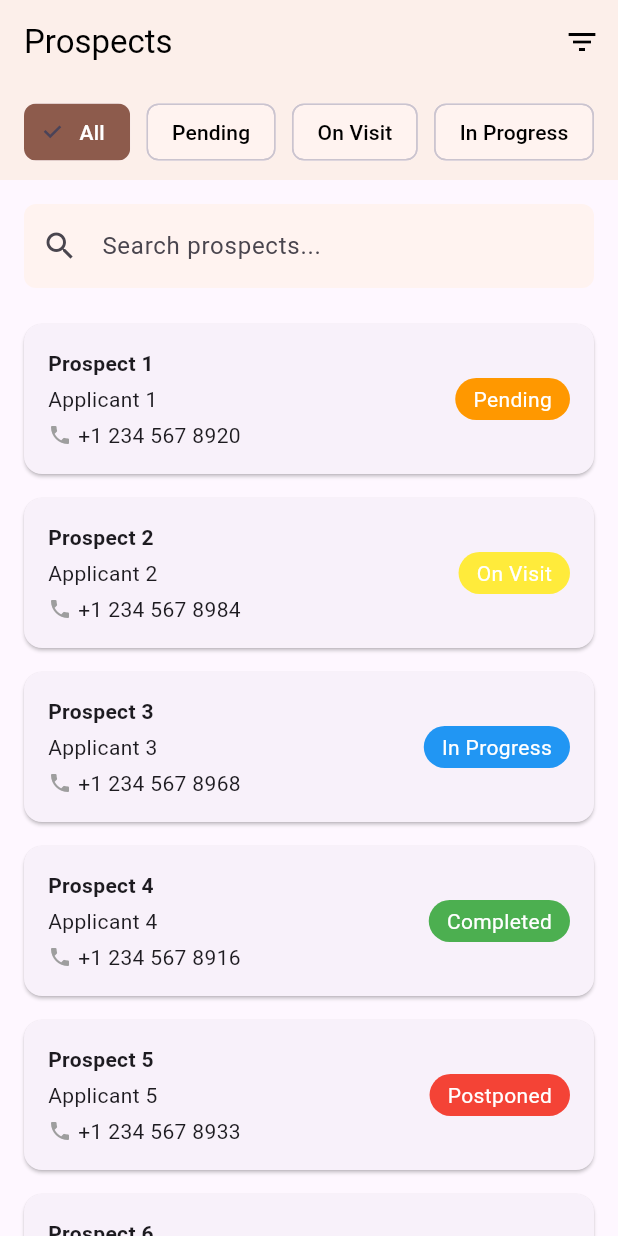
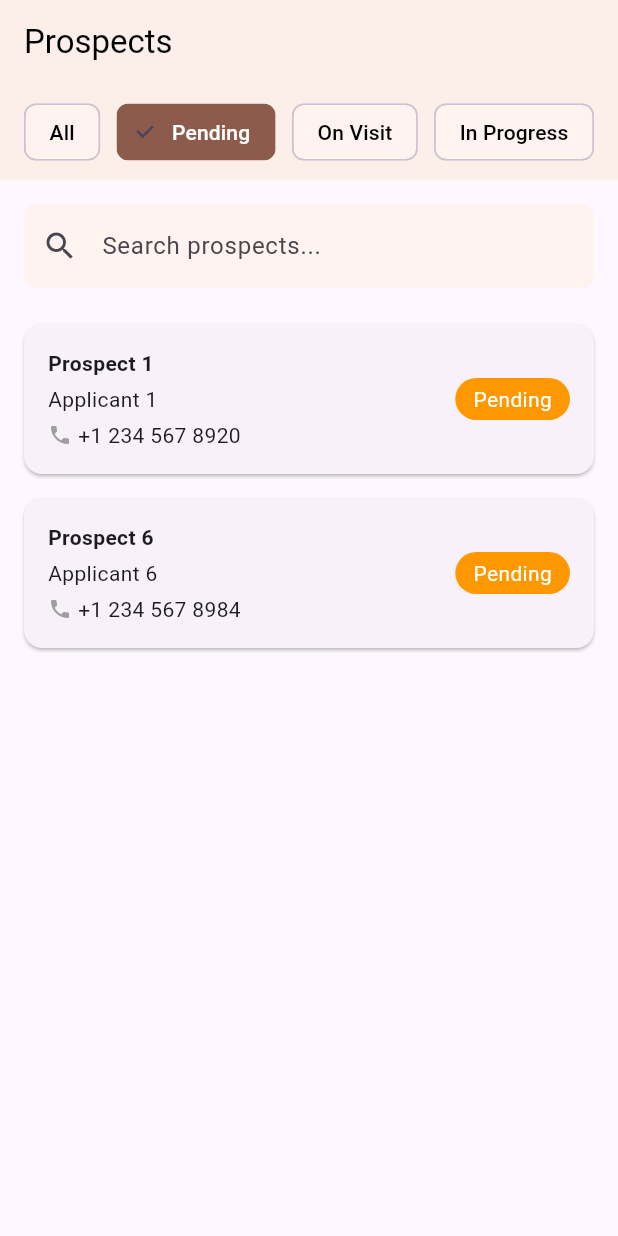
Before and after one commit to lakshmanachimata/fverify_app, a Flutter app: the ProspectsView screen opened directly, after a tap on "Pending", on a phone screen of 412 x 824 dp. Run offline on Flutter 3.47's test engine with Material 3 defaults, Android fonts, the phone set to English and light mode, and no system bars.

Commit message:
added prospect detail page

```diff
--- a/lib/screens/prospect.dart
+++ b/lib/screens/prospect.dart
@@ -5,14 +5,13 @@ import 'package:provider/provider.dart';
 
 class ProspectView extends StatelessWidget {
   final ProspectModel prospectModel;
+
   const ProspectView({super.key, required this.prospectModel});
 
   @override
   Widget build(BuildContext context) {
     final viewModel = Provider.of<ProspectViewModel>(context);
-    return ChangeNotifierProvider(
-      create: (_) => ProspectViewModel(),
-      child: Scaffold(
+    return Scaffold(
       appBar: AppBar(
         title: Text("Prospect Details"),
         leading: IconButton(
@@ -105,10 +104,7 @@ class ProspectView extends StatelessWidget {
               label: "Role of applicant",
               onChanged: viewModel.updateRole,
             ),
-              _buildTextField(
-                label: "EMP ID",
-                onChanged: viewModel.updateEmpId,
-              ),
+            _buildTextField(label: "EMP ID", onChanged: viewModel.updateEmpId),
             _buildTextField(
               label: "Previous experience",
               onChanged: viewModel.updatePreviousExperience,
@@ -125,9 +121,8 @@ class ProspectView extends StatelessWidget {
               label: "Net salary",
               keyboardType: TextInputType.number,
               onChanged:
-                    (value) => viewModel.updateNetSalary(
-                      double.tryParse(value) ?? 0.0,
-                    ),
+                  (value) =>
+                      viewModel.updateNetSalary(double.tryParse(value) ?? 0.0),
             ),
             SizedBox(height: 16),
             Text(
@@ -158,7 +153,6 @@ class ProspectView extends StatelessWidget {
             SizedBox(height: 16),
             _buildActionButtons(viewModel),
           ],
-          ),
         ),
       ),
     );
--- a/lib/screens/prospects.dart
+++ b/lib/screens/prospects.dart
@@ -1,48 +1,63 @@
 import 'package:cak_verify/models/prospectmodel.dart';
 import 'package:cak_verify/screens/prospect.dart';
-import 'package:cak_verify/utils.dart';
-import 'package:cak_verify/viewmodel/prospectvm.dart';
+import 'package:cak_verify/viewmodel/prospectsvm.dart';
 import 'package:flutter/material.dart';
 import 'package:provider/provider.dart';
+
+import '../viewmodel/prospectvm.dart';
 
 class ProspectsView extends StatelessWidget {
   const ProspectsView({super.key});
 
   @override
   Widget build(BuildContext context) {
-    List<ProspectModel> prospects = generateRandomProspects();
     return ChangeNotifierProvider(
-      create: (_) => ProspectViewModel(),
+      create: (_) => ProspectsViewModel()..fetchProspects(),
       child: Scaffold(
         appBar: AppBar(
           backgroundColor: Color(0xFFFCEFEA),
           elevation: 0,
           title: Text('Prospects', style: TextStyle(color: Colors.black)),
-          actions: [
-            IconButton(
-              icon: Icon(Icons.filter_list, color: Colors.black),
-              onPressed: () {},
         ),
-          ],
-        ),
-        body: Column(
+        body: Consumer<ProspectsViewModel>(
+          builder: (context, viewModel, child) {
+            return Column(
               children: [
+                // Filter Chips
                 Container(
                   color: Color(0xFFFCEFEA),
                   padding: EdgeInsets.symmetric(vertical: 8, horizontal: 16),
                   child: Row(
                     mainAxisAlignment: MainAxisAlignment.spaceBetween,
                     children: [
-                  _buildFilterChip('All', true),
-                  _buildFilterChip('Pending', false),
-                  _buildFilterChip('On Visit', false),
-                  _buildFilterChip('In Progress', false),
+                      _buildFilterChip(
+                        'All',
+                        viewModel.selectedFilter == 'All',
+                        viewModel,
+                      ),
+                      _buildFilterChip(
+                        'Pending',
+                        viewModel.selectedFilter == 'Pending',
+                        viewModel,
+                      ),
+                      _buildFilterChip(
+                        'On Visit',
+                        viewModel.selectedFilter == 'On Visit',
+                        viewModel,
+                      ),
+                      _buildFilterChip(
+                        'In Progress',
+                        viewModel.selectedFilter == 'In Progress',
+                        viewModel,
+                      ),
                     ],
                   ),
                 ),
+                // Search Box
                 Padding(
                   padding: const EdgeInsets.all(16.0),
                   child: TextField(
+                    onChanged: viewModel.updateSearchQuery,
                     decoration: InputDecoration(
                       hintText: 'Search prospects...',
                       prefixIcon: Icon(Icons.search),
@@ -55,25 +70,31 @@ class ProspectsView extends StatelessWidget {
                     ),
                   ),
                 ),
+                // ListView
                 Expanded(
                   child: ListView.builder(
-                itemCount:
-                    prospects.length, // Replace with ViewModel data length
+                    itemCount: viewModel.filteredProspects.length,
                     itemBuilder: (context, index) {
                       return _buildProspectCard(
-                    prospects[index], // Replace with ViewModel logic
+                        viewModel.filteredProspects[index],
                         context,
                       );
                     },
                   ),
                 ),
               ],
+            );
+          },
         ),
       ),
     );
   }
 
-  Widget _buildFilterChip(String label, bool isSelected) {
+  Widget _buildFilterChip(
+    String label,
+    bool isSelected,
+    ProspectsViewModel viewModel,
+  ) {
     return ChoiceChip(
       label: Text(label),
       selected: isSelected,
@@ -81,18 +102,24 @@ class ProspectsView extends StatelessWidget {
       backgroundColor: Color(0xFFFFF3F0),
       labelStyle: TextStyle(color: isSelected ? Colors.white : Colors.black),
       onSelected: (selected) {
-        // Handle filter selection using ViewModel
+        viewModel.updateFilter(label);
       },
     );
   }
 
-  Widget _buildProspectCard(ProspectModel prosect, BuildContext context) {
+  Widget _buildProspectCard(ProspectModel prospect, BuildContext context) {
     return GestureDetector(
       onTap: () {
         Navigator.push(
           context,
           MaterialPageRoute(
-            builder: (context) => ProspectView(prospectModel: prosect),
+            builder:
+                (context) => ChangeNotifierProvider(
+                  create:
+                      (_) =>
+                          ProspectViewModel()..initializeWithProspect(prospect),
+                  child: ProspectView(prospectModel: prospect),
+                ),
           ),
         );
       },
@@ -107,17 +134,17 @@ class ProspectsView extends StatelessWidget {
                 crossAxisAlignment: CrossAxisAlignment.start,
                 children: [
                   Text(
-                    prosect.prospectId!,
+                    prospect.prospectId!,
                     style: TextStyle(fontWeight: FontWeight.bold),
                   ),
                   SizedBox(height: 4),
-                  Text(prosect.applicantName!),
+                  Text(prospect.applicantName!),
                   SizedBox(height: 4),
                   Row(
                     children: [
                       Icon(Icons.phone, size: 16, color: Colors.grey),
                       SizedBox(width: 4),
-                      Text(prosect.mobileNumber!),
+                      Text(prospect.mobileNumber!),
                     ],
                   ),
                 ],
@@ -125,11 +152,11 @@ class ProspectsView extends StatelessWidget {
               Container(
                 padding: EdgeInsets.symmetric(horizontal: 12, vertical: 4),
                 decoration: BoxDecoration(
-                  color: _getStatusColor(prosect.status!),
+                  color: _getStatusColor(prospect.status!),
                   borderRadius: BorderRadius.circular(16),
                 ),
                 child: Text(
-                  prosect.status!,
+                  prospect.status!,
                   style: TextStyle(color: Colors.white),
                 ),
               ),
--- /dev/null
+++ b/lib/services/prospectsvc.dart
@@ -0,0 +1,58 @@
+// lib/services/prospect_service.dart
+import 'dart:math';
+
+import '../models/prospectmodel.dart';
+
+class ProspectService {
+  List<ProspectModel> fetchProspects() {
+    final random = Random();
+    final genders = ['Male', 'Female', 'Other'];
+    final employmentTypes = ['Employee', 'Business'];
+
+    return List.generate(10, (index) {
+      ProspectModel prospectModel = ProspectModel(
+        prospectId: 'Prospect ${index + 1}',
+        applicantName: 'Applicant ${index + 1}',
+        mobileNumber: '+1 234 567 89${random.nextInt(100)}',
+        gender: genders[random.nextInt(genders.length)],
+        age: 20 + random.nextInt(30),
+        residentialAddress: 'Address ${index + 1}, City ${random.nextInt(100)}',
+        yearsOfStay: random.nextInt(20),
+        numberOfFamilyMembers: 1 + random.nextInt(5),
+        referenceName: 'Reference ${index + 1}',
+        referenceRelation: 'Relation ${index + 1}',
+        referenceMobile: '+1 987 654 32${random.nextInt(100)}',
+        employmentType: employmentTypes[random.nextInt(employmentTypes.length)],
+        officeAddress: 'Office Address ${index + 1}',
+        yearsInCurrentOffice: random.nextInt(10),
+        role: 'Role ${index + 1}',
+        empId: 'EMP${random.nextInt(1000)}',
+        previousExperience: '${random.nextInt(10)} years',
+        grossSalary: 50000 + random.nextDouble() * 50000,
+        netSalary: 40000 + random.nextDouble() * 40000,
+        colleagueName: 'Colleague ${index + 1}',
+        colleagueDesignation: 'Designation ${index + 1}',
+        colleagueMobile: '+1 456 789 12${random.nextInt(100)}',
+        status: _getStatus(index),
+        uploadedImages: List.generate(
+          random.nextInt(5),
+          (i) => 'https://example.com/image${index + 1}_${i + 1}.jpg',
+        ),
+        remarks: 'Remarks for applicant ${index + 1}',
+      );
+      return prospectModel;
+    });
+  }
+
+  String _getStatus(int index) {
+    // Replace with ViewModel logic
+    const statuses = [
+      'Pending',
+      'On Visit',
+      'In Progress',
+      'Completed',
+      'Postponed',
+    ];
+    return statuses[index % statuses.length];
+  }
+}
--- a/lib/utils.dart
+++ /dev/null
@@ -1,55 +0,0 @@
-import 'dart:math';
-
-import 'package:cak_verify/models/prospectmodel.dart';
-
-List<ProspectModel> generateRandomProspects() {
-  final random = Random();
-  final genders = ['Male', 'Female', 'Other'];
-  final employmentTypes = ['Employee', 'Business'];
-
-  return List.generate(10, (index) {
-    ProspectModel prospectModel = ProspectModel(
-      prospectId: 'Prospect ${index + 1}',
-      applicantName: 'Applicant ${index + 1}',
-      mobileNumber: '+1 234 567 89${random.nextInt(100)}',
-      gender: genders[random.nextInt(genders.length)],
-      age: 20 + random.nextInt(30),
-      residentialAddress: 'Address ${index + 1}, City ${random.nextInt(100)}',
-      yearsOfStay: random.nextInt(20),
-      numberOfFamilyMembers: 1 + random.nextInt(5),
-      referenceName: 'Reference ${index + 1}',
-      referenceRelation: 'Relation ${index + 1}',
-      referenceMobile: '+1 987 654 32${random.nextInt(100)}',
-      employmentType: employmentTypes[random.nextInt(employmentTypes.length)],
-      officeAddress: 'Office Address ${index + 1}',
-      yearsInCurrentOffice: random.nextInt(10),
-      role: 'Role ${index + 1}',
-      empId: 'EMP${random.nextInt(1000)}',
-      previousExperience: '${random.nextInt(10)} years',
-      grossSalary: 50000 + random.nextDouble() * 50000,
-      netSalary: 40000 + random.nextDouble() * 40000,
-      colleagueName: 'Colleague ${index + 1}',
-      colleagueDesignation: 'Designation ${index + 1}',
-      colleagueMobile: '+1 456 789 12${random.nextInt(100)}',
-      status: _getStatus(index),
-      uploadedImages: List.generate(
-        random.nextInt(5),
-        (i) => 'https://example.com/image${index + 1}_${i + 1}.jpg',
-      ),
-      remarks: 'Remarks for applicant ${index + 1}',
-    );
-    return prospectModel;
-  });
-}
-
-String _getStatus(int index) {
-  // Replace with ViewModel logic
-  const statuses = [
-    'Pending',
-    'On Visit',
-    'In Progress',
-    'Completed',
-    'Postponed',
-  ];
-  return statuses[index % statuses.length];
-}
--- /dev/null
+++ b/lib/viewmodel/prospectsvm.dart
@@ -0,0 +1,45 @@
+import 'package:cak_verify/models/prospectmodel.dart';
+import 'package:cak_verify/services/prospectsvc.dart';
+import 'package:flutter/material.dart';
+
+class ProspectsViewModel extends ChangeNotifier {
+  final ProspectService _service = ProspectService();
+  List<ProspectModel> _prospects = [];
+  List<ProspectModel> _filteredProspects = [];
+  String _selectedFilter = 'All';
+  String _searchQuery = '';
+
+  List<ProspectModel> get filteredProspects => _filteredProspects;
+  String get selectedFilter => _selectedFilter;
+
+  Future<void> fetchProspects() async {
+    _prospects = await _service.fetchProspects();
+    _applyFilters();
+  }
+
+  void updateFilter(String filter) {
+    _selectedFilter = filter;
+    _applyFilters();
+  }
+
+  void updateSearchQuery(String query) {
+    _searchQuery = query;
+    _applyFilters();
+  }
+
+  void _applyFilters() {
+    _filteredProspects =
+        _prospects.where((prospect) {
+          final matchesFilter =
+              _selectedFilter == 'All' || prospect.status == _selectedFilter;
+          final matchesSearch =
+              _searchQuery.isEmpty ||
+              (prospect.applicantName?.toLowerCase().contains(
+                    _searchQuery.toLowerCase(),
+                  ) ??
+                  false);
+          return matchesFilter && matchesSearch;
+        }).toList();
+    notifyListeners();
+  }
+}
--- a/lib/viewmodel/prospectvm.dart
+++ b/lib/viewmodel/prospectvm.dart
@@ -3,6 +3,33 @@ import 'package:flutter/material.dart';
 import '../models/prospectmodel.dart';
 
 class ProspectViewModel extends ChangeNotifier {
+  void initializeWithProspect(ProspectModel prospect) {
+    _prospect.applicantName = prospect.applicantName;
+    _prospect.mobileNumber = prospect.mobileNumber;
+    _prospect.gender = prospect.gender;
+    _prospect.age = prospect.age;
+    _prospect.residentialAddress = prospect.residentialAddress;
+    _prospect.yearsOfStay = prospect.yearsOfStay;
+    _prospect.numberOfFamilyMembers = prospect.numberOfFamilyMembers;
+    _prospect.referenceName = prospect.referenceName;
+    _prospect.referenceRelation = prospect.referenceRelation;
+    _prospect.referenceMobile = prospect.referenceMobile;
+    _prospect.employmentType = prospect.employmentType;
+    _prospect.officeAddress = prospect.officeAddress;
+    _prospect.yearsInCurrentOffice = prospect.yearsInCurrentOffice;
+    _prospect.role = prospect.role;
+    _prospect.empId = prospect.empId;
+    _prospect.previousExperience = prospect.previousExperience;
+    _prospect.grossSalary = prospect.grossSalary;
+    _prospect.netSalary = prospect.netSalary;
+    _prospect.colleagueName = prospect.colleagueName;
+    _prospect.colleagueDesignation = prospect.colleagueDesignation;
+    _prospect.colleagueMobile = prospect.colleagueMobile;
+    _prospect.uploadedImages = List.from(prospect.uploadedImages);
+    _prospect.remarks = prospect.remarks;
+    notifyListeners();
+  }
+
   final ProspectModel _prospect = ProspectModel();
 
   ProspectModel get prospect => _prospect;
```
Lines whose indentation alone changed are shown as unchanged.
